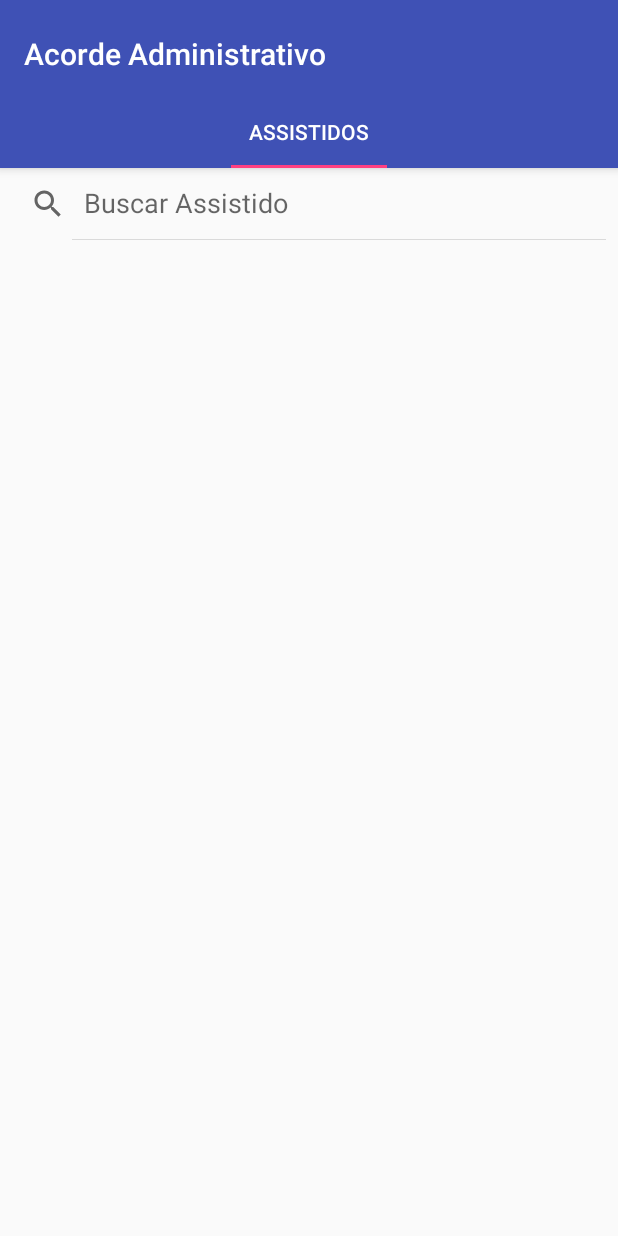
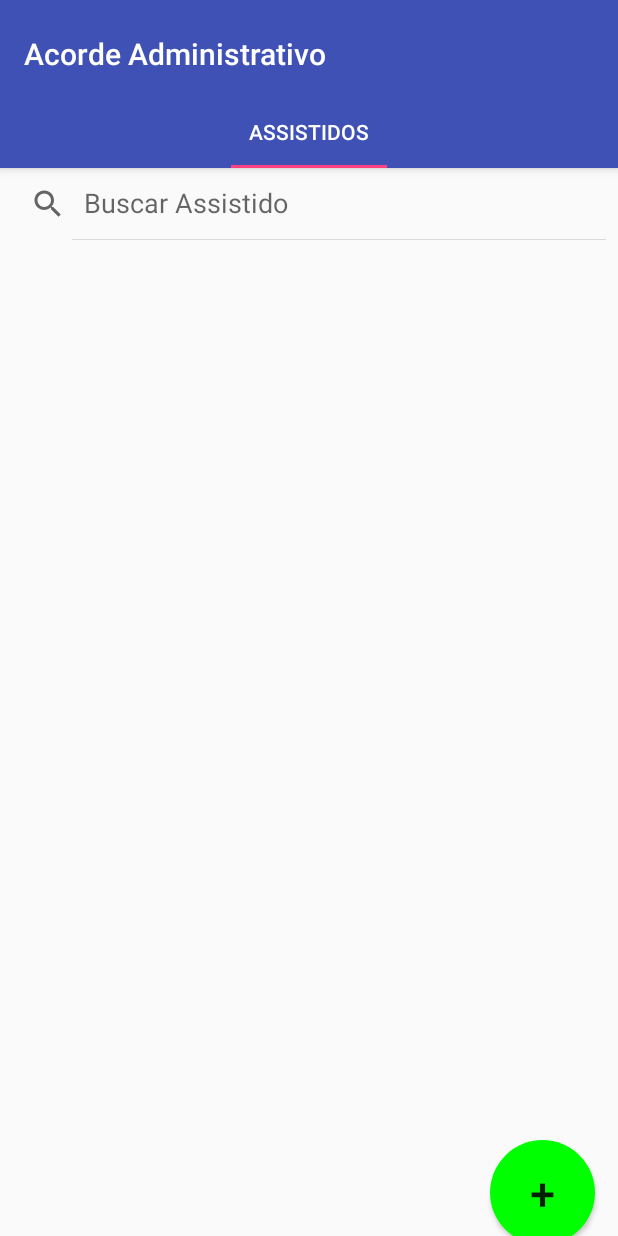
Before and after one commit to matheusrs/App3a, an Android app: the screen it shows after launch (MainActivity), on a phone screen of 412 x 824 dp. Run offline under Robolectric (Android 15) with nearby library versions, the phone set to English and light mode, and no system bars; our stand-ins replace ButterKnife.

Commit message:
Layout tela de cadastro de assisitidos feito, botão de adicionar assistido criado, banco de dados para cadastrar novo assistido criado

```diff
--- a/Aplicativo3a/app/src/main/java/com/example/bruno/aplicativo3a/ListagemAssistidos/FragmentoAssistidos.java
+++ b/Aplicativo3a/app/src/main/java/com/example/bruno/aplicativo3a/ListagemAssistidos/FragmentoAssistidos.java
@@ -1,15 +1,24 @@
 package com.example.bruno.aplicativo3a.ListagemAssistidos;
 
 
+import android.content.Intent;
 import android.os.Bundle;
-import android.support.annotation.Nullable;
 import android.support.v4.app.Fragment;
+import android.support.v7.widget.DividerItemDecoration;
+import android.support.v7.widget.LinearLayoutManager;
+import android.support.v7.widget.RecyclerView;
 import android.view.LayoutInflater;
 import android.view.View;
 import android.view.ViewGroup;
+import android.widget.Button;
 import android.widget.SearchView;
 
+import com.example.bruno.aplicativo3a.CadastroAssistidos.CadastroAssistidos;
 import com.example.bruno.aplicativo3a.R;
+import com.example.bruno.aplicativo3a.banco.BancoController;
+import com.example.bruno.aplicativo3a.entitiy.AssistidoEntity;
+
+import java.util.List;
 
 import butterknife.BindView;
 import butterknife.ButterKnife;
@@ -20,6 +29,14 @@ public class FragmentoAssistidos extends Fragment {
 
     @BindView(R.id.searchView)
     SearchView searchView;
+
+    @BindView(R.id.recycler_view_assistidos)
+    RecyclerView recyclerView;
+
+    @BindView(R.id.buttonAdd)
+    Button botaoAdd;
+
+    FragmentoAssistidosPresenter presenter;
 
     public FragmentoAssistidos() {
         // Required empty public constructor
@@ -33,10 +50,35 @@ public class FragmentoAssistidos extends Fragment {
         View view = inflater.inflate(R.layout.fragment_fragmento_assistidos, container, false);
         ButterKnife.bind(this,view);
         searchView.setOnQueryTextListener(new SearchFiltro());
+        presenter=new FragmentoAssistidosPresenter();
+        botaoAdd.setOnClickListener(new View.OnClickListener() {
+                                        @Override
+                                        public void onClick(View v) {
+                                            Intent adicionarAssistido = new Intent(getActivity(), CadastroAssistidos.class);
+                                            startActivity(adicionarAssistido);
+                                        }
+                                    }
+
+        );
+
         return view;
 
     }
 
-
+    public void updateListAssistidos(final List<AssistidoEntity> assistidoEntityList){
+        BancoController banco = new BancoController(getActivity().getBaseContext());
+        FragmentoAssistidosAdapter adapter = new FragmentoAssistidosAdapter(assistidoEntityList,getActivity());
+        adapter.setOnRecyclerViewSelected(new OnRecyclerViewSelected() {
+            @Override
+            public void onClick(View view, int position) {
+                //ao clicar em algum assistido abre tela de visualizacao dos dados.
+            }
+        });
+        recyclerView.setAdapter(adapter);
+        LinearLayoutManager layoutManager = new LinearLayoutManager(getActivity());
+        DividerItemDecoration dividerItemDecoration = new DividerItemDecoration(getActivity(),layoutManager.getOrientation());
+        recyclerView.setLayoutManager(layoutManager);
+        recyclerView.addItemDecoration(dividerItemDecoration);
+    }
 
 }
--- a/Aplicativo3a/app/src/main/java/com/example/bruno/aplicativo3a/ListagemAssistidos/FragmentoAssistidosPresenter.java
+++ b/Aplicativo3a/app/src/main/java/com/example/bruno/aplicativo3a/ListagemAssistidos/FragmentoAssistidosPresenter.java
@@ -1,4 +1,7 @@
 package com.example.bruno.aplicativo3a.ListagemAssistidos;
 
+import com.example.bruno.aplicativo3a.banco.BancoController;
+
 public class FragmentoAssistidosPresenter {
+
 }
--- /dev/null
+++ b/Aplicativo3a/app/src/main/res/drawable/botao_redondo.xml
@@ -0,0 +1,14 @@
+<?xml version="1.0" encoding="utf-8"?>
+<shape xmlns:android="http://schemas.android.com/apk/res/android"
+    android:shape="oval"
+    >
+
+    <corners
+        android:radius="15dp"
+        />
+
+    <solid
+        android:color="#00ff00"
+        />
+
+</shape>
--- a/Aplicativo3a/app/src/main/res/layout/fragment_fragmento_assistidos.xml
+++ b/Aplicativo3a/app/src/main/res/layout/fragment_fragmento_assistidos.xml
@@ -18,13 +18,32 @@
             android:queryHint="Buscar Assistido"
             android:iconifiedByDefault="false"
             />
+
+        <RelativeLayout
+            android:layout_width="match_parent"
+            android:layout_height="match_parent"><ScrollView
+            android:layout_width="match_parent"
+            android:layout_height="match_parent"
+            xmlns:android="http://schemas.android.com/apk/res/android" >
         <android.support.v7.widget.RecyclerView
             android:id="@+id/recycler_view_assistidos"
             android:scrollbars="vertical"
             android:layout_width="match_parent"
             android:layout_height="0dp"
-            android:layout_weight="9"/>
-
+            android:layout_weight="9"
+            /></ScrollView>
+            <Button
+                android:id="@+id/buttonAdd"
+                android:layout_width="70dp"
+                android:layout_height="70dp"
+                android:text="+"
+                android:textSize="30sp"
+                android:layout_alignParentBottom="true"
+                android:layout_alignParentRight="true"
+                android:layout_marginRight="15dp"
+                android:layout_marginBottom="50dp"
+                android:background="@drawable/botao_redondo"/>
+        </RelativeLayout>
     </LinearLayout>
 
 </FrameLayout>
--- a/Aplicativo3a/app/src/main/res/values/strings.xml
+++ b/Aplicativo3a/app/src/main/res/values/strings.xml
@@ -9,4 +9,7 @@
     <string name="section_format">Hello World from section: %1$d</string>
     <string name="title_activity_main2">Main2Activity</string>
 
+    <!-- TODO: Remove or change this placeholder text -->
+    <string name="hello_blank_fragment">Hello blank fragment</string>
+
 </resources>
--- a/Aplicativo3a/app/src/main/res/values/styles.xml
+++ b/Aplicativo3a/app/src/main/res/values/styles.xml
@@ -6,6 +6,13 @@
         <item name="colorPrimary">@color/colorPrimary</item>
         <item name="colorPrimaryDark">@color/colorPrimaryDark</item>
         <item name="colorAccent">@color/colorAccent</item>
+    </style>
+
+    <style name="Actionbar" parent="Theme.AppCompat.Light.DarkActionBar">
+        <item name="colorPrimary">@color/colorPrimary</item>
+        <item name="colorPrimaryDark">@color/colorPrimaryDark</item>
+        <item name="colorAccent">@color/colorAccent</item>
+
     </style>
 
     <style name="AppTheme.NoActionBar">
```
Also changed, not shown: Aplicativo3a/app/src/main/AndroidManifest.xml (+8 -4 lines), Aplicativo3a/app/src/main/java/com/example/bruno/aplicativo3a/CadastroAssistidos/CadastroAssistidos.java (added, +14 -0 lines), Aplicativo3a/app/src/main/java/com/example/bruno/aplicativo3a/ListagemAssistidos/FragmentoAssistidosAdapter.java (+6 -1 lines), Aplicativo3a/app/src/main/java/com/example/bruno/aplicativo3a/banco/BancoController.java (added, +48 -0 lines), Aplicativo3a/app/src/main/java/com/example/bruno/aplicativo3a/banco/CriaBD.java (added, +44 -0 lines), Aplicativo3a/app/src/main/java/com/example/bruno/aplicativo3a/entitiy/AssistidoEntity.java (+17 -17 lines), Aplicativo3a/app/src/main/res/layout/activity_cadastro_assistidos.xml (added, +74 -0 lines).
